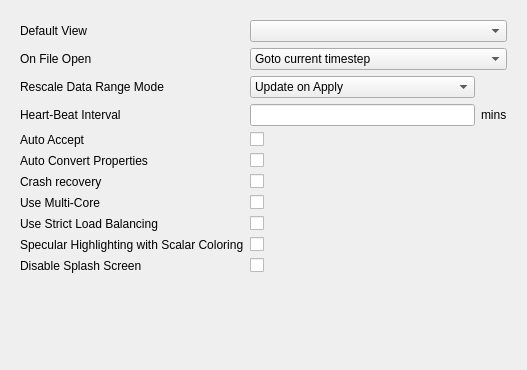
Before: the Qt Designer form Qt/Components/Resources/UI/pqApplicationOptions.ui in Kitware/ParaView, drawn with Qt 5.
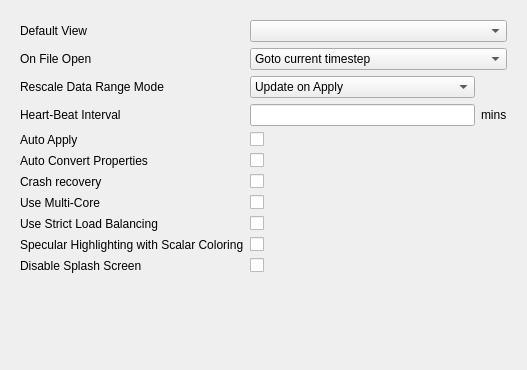
After: the same form once the commit is applied. Custom widgets are drawn as their Qt base class.

Commit message:
Update Auto Apply label in pqApplicationOptions.ui
This renames the "Auto Accept" option in the application options
dialog to "Auto Apply" to match the new panels.

```diff
--- a/Qt/Components/Resources/UI/pqApplicationOptions.ui
+++ b/Qt/Components/Resources/UI/pqApplicationOptions.ui
@@ -67,7 +67,7 @@
        <item row="4" column="0">
         <widget class="QLabel" name="label_3">
          <property name="text">
-          <string>Auto Accept</string>
+          <string>Auto Apply</string>
          </property>
         </widget>
        </item>
```
Left out of the diff: 2 changed lines with no effect on the pictures.
